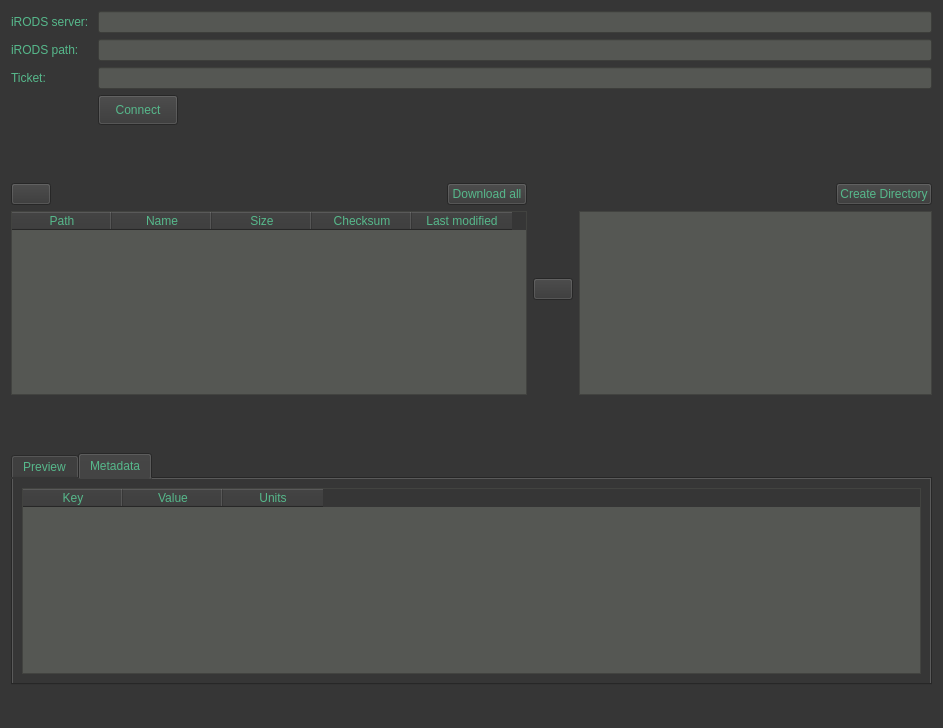
Qt form gui/ui-files/tabTicketAccess.ui (iBridges-for-iRODS/iBridges) before a commit.
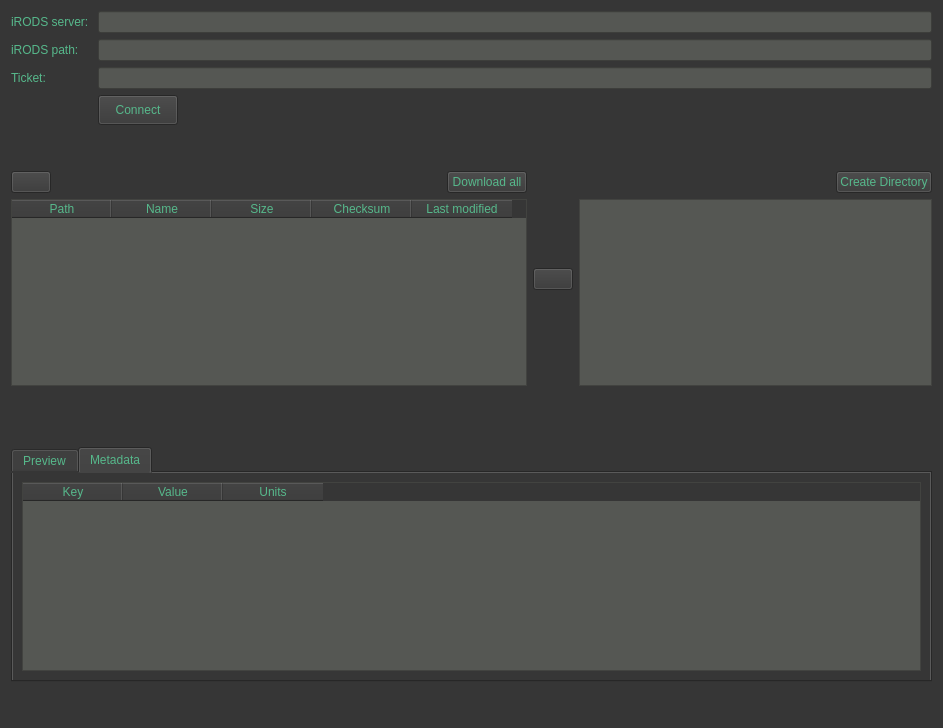
The same form after that commit. Icons and pictures are not drawn.

Commit message: ui alignment issue

Patch:
```diff
--- a/gui/ui-files/tabTicketAccess.ui
+++ b/gui/ui-files/tabTicketAccess.ui
@@ -122,10 +122,13 @@
      <property name="orientation">
       <enum>Qt::Vertical</enum>
      </property>
+     <property name="sizeType">
+      <enum>QSizePolicy::MinimumExpanding</enum>
+     </property>
      <property name="sizeHint" stdset="0">
       <size>
        <width>20</width>
-       <height>40</height>
+       <height>20</height>
       </size>
      </property>
     </spacer>
```
